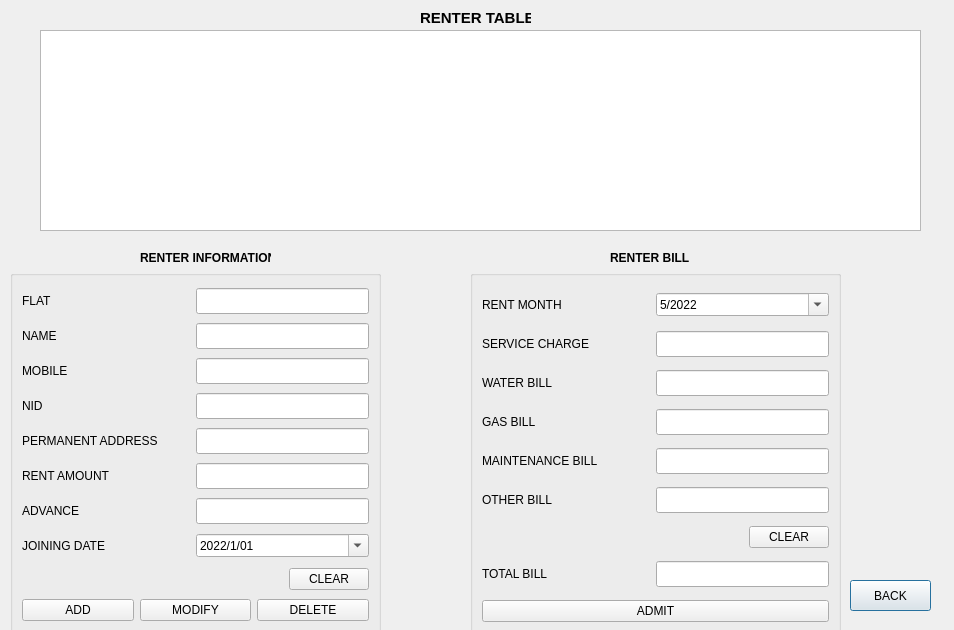
Old version of the form renter_menu.ui in the repository faisal-ahmed-dev/HOME-RENTAL-MANAGEMENT.
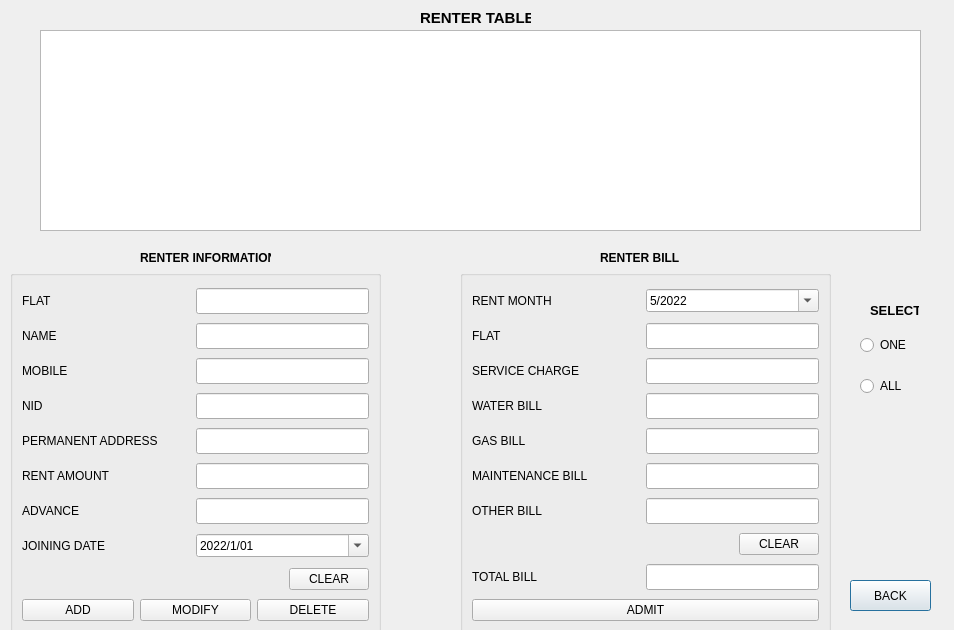
New version of the form.

```diff
--- a/renter_menu.ui
+++ b/renter_menu.ui
@@ -570,7 +570,7 @@
   <widget class="QGroupBox" name="groupBox_2">
    <property name="geometry">
     <rect>
-     <x>470</x>
+     <x>460</x>
      <y>270</y>
      <width>371</width>
      <height>371</height>
@@ -653,6 +653,51 @@
       </item>
      </layout>
     </item>
+    <item>
+     <layout class="QHBoxLayout" name="horizontalLayout_20">
+      <property name="spacing">
+       <number>0</number>
+      </property>
+      <item>
+       <widget class="QLabel" name="label_RENTFLAT">
+        <property name="sizePolicy">
+         <sizepolicy hsizetype="Preferred" vsizetype="Preferred">
+          <horstretch>0</horstretch>
+          <verstretch>0</verstretch>
+         </sizepolicy>
+        </property>
+        <property name="minimumSize">
+         <size>
+          <width>121</width>
+          <height>26</height>
+         </size>
+        </property>
+        <property name="text">
+         <string>FLAT</string>
+        </property>
+       </widget>
+      </item>
+      <item>
+       <widget class="QLineEdit" name="lineEdit_RENTFLAT">
+        <property name="sizePolicy">
+         <sizepolicy hsizetype="Minimum" vsizetype="Fixed">
+          <horstretch>0</horstretch>
+          <verstretch>0</verstretch>
+         </sizepolicy>
+        </property>
+        <property name="minimumSize">
+         <size>
+          <width>121</width>
+          <height>26</height>
+         </size>
+        </property>
+        <property name="clearButtonEnabled">
+         <bool>false</bool>
+        </property>
+       </widget>
+      </item>
+     </layout>
+    </item>
     <item>
      <layout class="QHBoxLayout" name="horizontalLayout_12">
       <property name="spacing">
@@ -972,7 +1017,7 @@
   <widget class="QLabel" name="label_11">
    <property name="geometry">
     <rect>
-     <x>610</x>
+     <x>600</x>
      <y>250</y>
      <width>131</width>
      <height>16</height>
@@ -990,6 +1035,52 @@
     <string>RENTER BILL</string>
    </property>
   </widget>
+  <widget class="QLabel" name="label_19">
+   <property name="geometry">
+    <rect>
+     <x>870</x>
+     <y>300</y>
+     <width>49</width>
+     <height>21</height>
+    </rect>
+   </property>
+   <property name="font">
+    <font>
+     <pointsize>10</pointsize>
+     <bold>true</bold>
+     <strikeout>false</strikeout>
+    </font>
+   </property>
+   <property name="text">
+    <string>SELECT</string>
+   </property>
+  </widget>
+  <widget class="QWidget" name="layoutWidget">
+   <property name="geometry">
+    <rect>
+     <x>860</x>
+     <y>320</y>
+     <width>61</width>
+     <height>91</height>
+    </rect>
+   </property>
+   <layout class="QVBoxLayout" name="verticalLayout">
+    <item>
+     <widget class="QRadioButton" name="radioButton_ONE">
+      <property name="text">
+       <string>ONE</string>
+      </property>
+     </widget>
+    </item>
+    <item>
+     <widget class="QRadioButton" name="radioButton_ALL">
+      <property name="text">
+       <string>ALL</string>
+      </property>
+     </widget>
+    </item>
+   </layout>
+  </widget>
  </widget>
  <resources/>
  <connections/>
```
Left out of the diff: 3 changed lines with no effect on the pictures.
